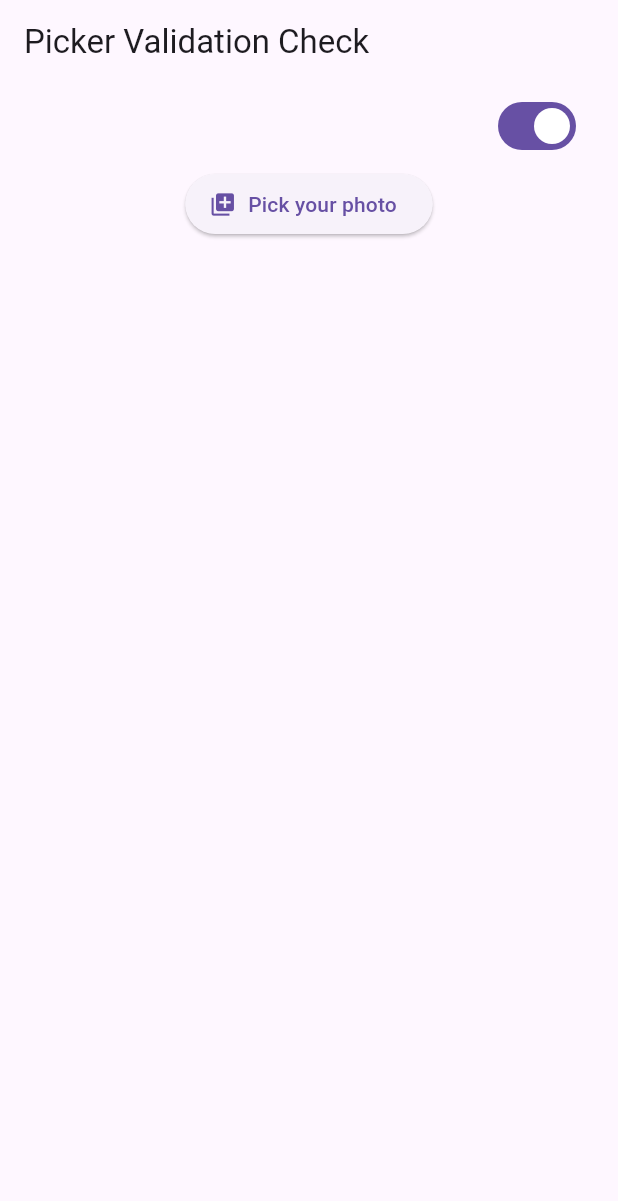
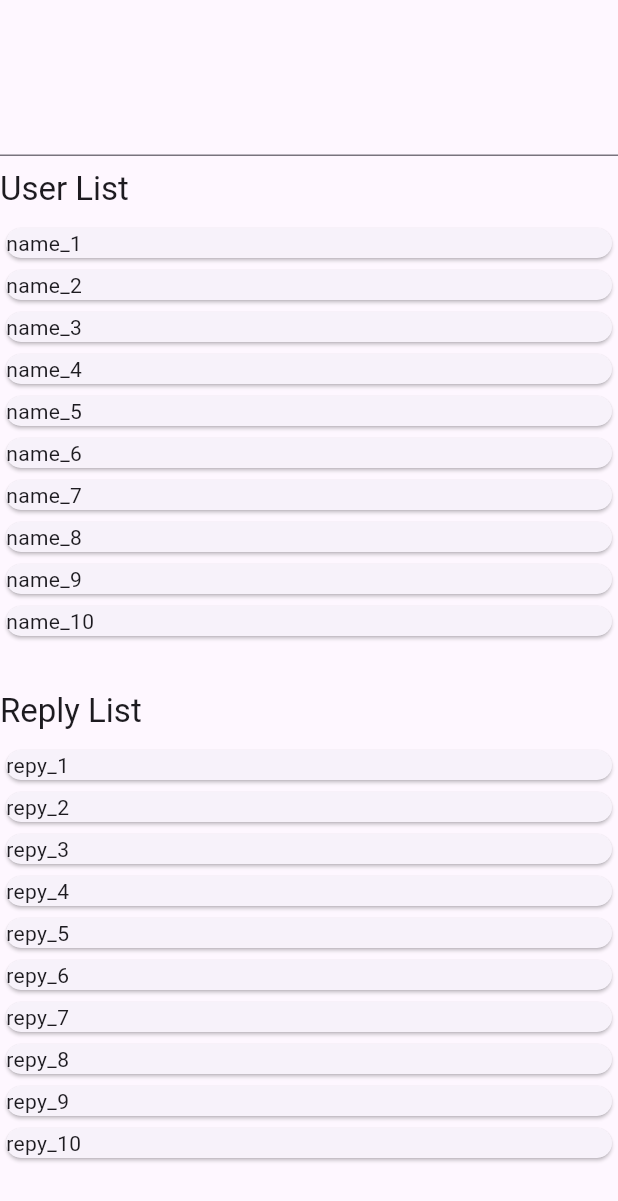
Before and after one commit to faarukbulut/use_case_flutter, a Flutter app: the screen it shows after launch, on a phone screen of 412 x 824 dp. Shown: the top 1201 px of the screen. Run offline on Flutter 3.47's test engine with Material 3 defaults, Android fonts, the phone set to English and light mode, and no system bars; our stand-ins replace connectivity_plus, image_picker, lottie, permission_handler; missing offline and left inert: app_settings.

Commit message:
use-case: oop kategorik search

```diff
--- a/lib/main.dart
+++ b/lib/main.dart
@@ -1,6 +1,6 @@
 import 'package:flutter/material.dart';
 import 'package:use_case_flutter/core/init/main_build.dart';
-import 'package:use_case_flutter/use_case/background_pick_check/background_pick_check_view.dart';
+import 'package:use_case_flutter/use_case/special_search/special_search_view.dart';
 
 void main() {
   WidgetsFlutterBinding.ensureInitialized();
@@ -15,7 +15,7 @@ class MyApp extends StatelessWidget {
     return MaterialApp(
       debugShowCheckedModeBanner: false,
       builder: MainBuild.build,
-      home: BackgroundPickCheckView(),
+      home: SpecialSearchView(),
     );
   }
 }
--- /dev/null
+++ b/lib/use_case/special_search/model/reply.dart
@@ -0,0 +1,23 @@
+import 'dart:convert';
+
+List<Reply> replyFromJson(String str) => List<Reply>.from(json.decode(str).map((x) => Reply.fromJson(x)));
+
+String replyToJson(List<Reply> data) => json.encode(List<dynamic>.from(data.map((x) => x.toJson())));
+
+class Reply {
+    String result;
+
+    Reply({
+        required this.result,
+    });
+
+    factory Reply.fromJson(Map<String, dynamic> json) => Reply(
+        result: json["result"],
+    );
+
+    Map<String, dynamic> toJson() => {
+        "result": result,
+    };
+
+    static List<Reply> get replies => List.generate(10, (i) => Reply(result: 'repy_${i+1}'));
+}
--- /dev/null
+++ b/lib/use_case/special_search/model/user.dart
@@ -0,0 +1,32 @@
+import 'dart:convert';
+
+List<User> userFromJson(String str) => List<User>.from(json.decode(str).map((x) => User.fromJson(x)));
+
+String userToJson(List<User> data) => json.encode(List<dynamic>.from(data.map((x) => x.toJson())));
+
+class User {
+    int id;
+    String name;
+    String username;
+
+    User({
+        required this.id,
+        required this.name,
+        required this.username,
+    });
+
+    factory User.fromJson(Map<String, dynamic> json) => User(
+        id: json["id"],
+        name: json["name"],
+        username: json["username"],
+    );
+
+    Map<String, dynamic> toJson() => {
+        "id": id,
+        "name": name,
+        "username": username,
+    };
+
+    static List<User> get users => List.generate(10, (i) => User(id: i+1, name: 'name_${i+1}', username: 'uid_${i+1}'));
+
+}
--- /dev/null
+++ b/lib/use_case/special_search/special_search_view.dart
@@ -0,0 +1,97 @@
+import 'package:flutter/material.dart';
+import 'package:use_case_flutter/use_case/special_search/model/reply.dart';
+import 'package:use_case_flutter/use_case/special_search/model/user.dart';
+
+class SpecialSearchView extends StatefulWidget {
+  const SpecialSearchView({super.key});
+
+  @override
+  State<SpecialSearchView> createState() => _SpecialSearchViewState();
+}
+
+class _SpecialSearchViewState extends State<SpecialSearchView> {
+  late final SearchUserReply _searchUserReply;
+
+  List<User> _searchedUsers = [];
+  List<Reply> _searchedReplies = [];
+
+  @override
+  void initState() {
+    super.initState();
+    _searchUserReply = SearchUserReply(users: User.users, replies: Reply.replies);
+    _searchListUpdate(_searchUserReply);
+  }
+
+  void _searchListUpdate(SearchUserReply model){
+    _searchedUsers = model.users;
+    _searchedReplies = model.replies;
+  }
+
+  void _searchKey(String key){
+    final newSearch = _searchUserReply.find(key);
+    setState(() {
+      _searchListUpdate(newSearch);
+    });
+  }
+
+  @override
+  Widget build(BuildContext context) {
+    return Scaffold(
+      appBar: AppBar(),
+      body: CustomScrollView(
+        slivers: [
+          TextField(
+            onChanged: _searchKey,
+          ).toSliver,
+          SizedBox(height: 8).toSliver,
+          Text(
+            'User List',
+            style: Theme.of(context).textTheme.titleLarge,
+          ).toVisible(_searchedUsers.isNotEmpty).toSliver,
+          SizedBox(height: 8).toSliver,
+          SliverList(
+            delegate: SliverChildBuilderDelegate((context, i){
+              return Card(
+                child: Text(_searchedUsers[i].name)
+              );
+            },
+            childCount: _searchedUsers.length
+          )),
+          SizedBox(height: 32).toSliver,
+          Text(
+            'Reply List',
+            style: Theme.of(context).textTheme.titleLarge,
+          ).toVisible(_searchedReplies.isNotEmpty).toSliver,
+          SizedBox(height: 8).toSliver,
+          SliverList(
+            delegate: SliverChildBuilderDelegate((context, i){
+              return Card(
+                child: Text(_searchedReplies[i].result)
+              );
+            },
+            childCount: _searchedReplies.length
+          )),
+        ],
+      ),
+    );
+  }
+}
+
+extension WidgetExtension on Widget{
+  Widget get toSliver => SliverToBoxAdapter(child: this);
+  Widget toVisible(bool result) => result ? this : const SizedBox.shrink();
+}
+
+class SearchUserReply{
+  final List<User> users;
+  final List<Reply> replies;
+
+  SearchUserReply({required this.users, required this.replies});
+
+  SearchUserReply find(String key){
+    final userItems = users.where((e) => e.name.contains(key)).toList();
+    final replyItems = replies.where((e) => e.result.contains(key)).toList();
+
+    return SearchUserReply(users: userItems, replies: replyItems);
+  }
+}
```
Also changed, not shown: 1 other file.
